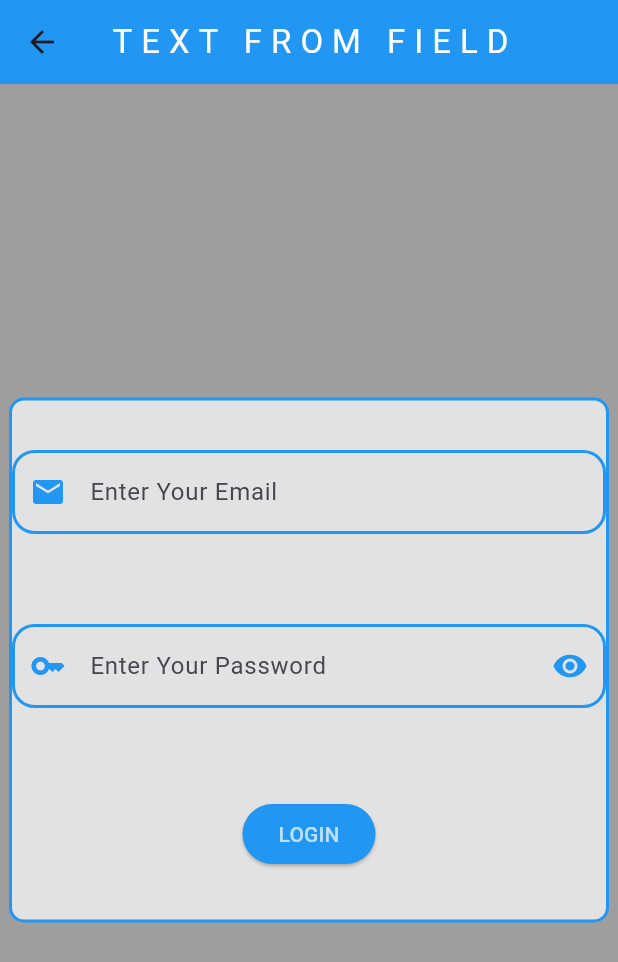
After one commit to Wajid-ali-Dev/Flutter_Development, a Flutter app: the screen it shows after launch, after a tap on "GO", on a phone screen of 412 x 824 dp. The commit adds this screen. Shown: the top 962 px of the screen. Run offline on Flutter 3.47's test engine with Material 3 defaults, Android fonts, the phone set to English and light mode, and no system bars; missing offline and left inert: dart:js_interop.

Commit message:
flutter1

```diff
--- a/lib/Week2/list_tile.dart
+++ b/lib/Week2/list_tile.dart
@@ -2,6 +2,7 @@ import 'dart:js_interop';
 
 import 'package:flutter/material.dart';
 import 'package:flutter/widgets.dart';
+import 'package:stateless_widgts/Week2/text_from_field.dart';
 
 class ListTilee extends StatelessWidget {
   @override
@@ -34,7 +35,24 @@ class ListTilee extends StatelessWidget {
             leading: Text('$index'),
             title: Text(arraynames[index]),
             subtitle: const Text("Player"),
-              trailing: const Icon(Icons.add),
+            trailing: ElevatedButton(
+              style: ButtonStyle(
+                  backgroundColor: MaterialStateProperty.all(Colors.blue)),
+              child: Text(
+                "Go".toUpperCase(),
+                style: TextStyle(
+                  color: Colors.white,
+                  fontWeight: FontWeight.bold,
+                ),
+              ),
+              onPressed: () {
+                Navigator.push(
+                    context,
+                    MaterialPageRoute(
+                      builder: (context) => TextFromField(),
+                    ));
+              },
+            ),
           );
         },
         itemCount: arraynames.length,
@@ -45,6 +63,7 @@ class ListTilee extends StatelessWidget {
             color: Colors.black,
           );
         },
-        ));
+      ),
+    );
   }
 }
--- /dev/null
+++ b/lib/Week2/text_from_field.dart
@@ -0,0 +1,97 @@
+import 'package:flutter/material.dart';
+import 'package:flutter/widgets.dart';
+
+class TextFromField extends StatelessWidget {
+  var email = TextEditingController();
+  var password = TextEditingController();
+  @override
+  Widget build(BuildContext context) {
+    return Scaffold(
+        backgroundColor: Colors.grey,
+        appBar: AppBar(
+          title: Text(
+            'Text from field'.toUpperCase(),
+            style: TextStyle(
+              letterSpacing: 6,
+              color: Colors.white,
+            ),
+          ),
+          centerTitle: true,
+          backgroundColor: Colors.blue,
+        ),
+        body: Center(
+            child: Container(
+          decoration: BoxDecoration(
+              border: Border.all(color: Colors.blue, width: 2),
+              color: Colors.white70,
+              borderRadius: BorderRadius.circular(10)),
+          height: 350,
+          width: 400,
+          child: Column(
+            mainAxisAlignment: MainAxisAlignment.center,
+            children: [
+              TextField(
+                keyboardType: TextInputType.text,
+                controller: email,
+                decoration: InputDecoration(
+                    hintText: "Enter Your Email",
+                    prefixIcon: Icon(
+                      Icons.email,
+                      color: Colors.blue,
+                    ),
+                    focusedBorder: OutlineInputBorder(
+                        borderRadius: BorderRadius.circular(15),
+                        borderSide:
+                            BorderSide(color: Colors.black87, width: 2)),
+                    enabledBorder: OutlineInputBorder(
+                        borderRadius: BorderRadius.circular(15),
+                        borderSide: BorderSide(color: Colors.blue, width: 2))),
+              ),
+              Container(
+                height: 60,
+              ),
+              TextField(
+                obscureText: true,
+                obscuringCharacter: "*",
+                controller: password,
+                decoration: InputDecoration(
+                    hintText: "Enter Your Password",
+                    prefixIcon: Icon(
+                      Icons.key,
+                      color: Colors.blue,
+                    ),
+                    suffixIcon: IconButton(
+                      icon: Icon(
+                        Icons.remove_red_eye,
+                        color: Colors.blue,
+                      ),
+                      onPressed: () {},
+                    ),
+                    focusedBorder: OutlineInputBorder(
+                        borderRadius: BorderRadius.circular(15),
+                        borderSide:
+                            BorderSide(color: Colors.black87, width: 2)),
+                    enabledBorder: OutlineInputBorder(
+                        borderRadius: BorderRadius.circular(15),
+                        borderSide: BorderSide(color: Colors.blue, width: 2))),
+              ),
+              SizedBox(
+                height: 60,
+              ),
+              ElevatedButton(
+                  style: ButtonStyle(
+                      backgroundColor: MaterialStateProperty.all(Colors.blue)),
+                  onPressed: () {
+                    String username = email.text.toString();
+                    String passwordd = password.text;
+                    print("Email: $email, Password: $password");
+                  },
+                  child: Text(
+                    "login".toUpperCase(),
+                    style: TextStyle(color: Colors.white70),
+                  ))
+            ],
+          ),
+        )));
+  }
+}
--- a/lib/main.dart
+++ b/lib/main.dart
@@ -17,7 +17,7 @@ class MyApp extends StatelessWidget {
       theme: ThemeData(
         primarySwatch: Colors.orange,
       ),
-      home: GridVieww(),
+      home: ListTilee(),
     );
   }
 }
```
Lines whose indentation alone changed are shown as unchanged.
